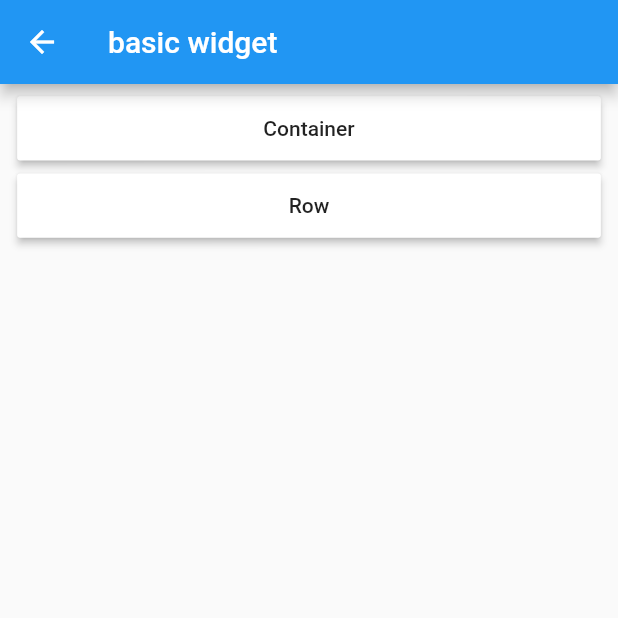
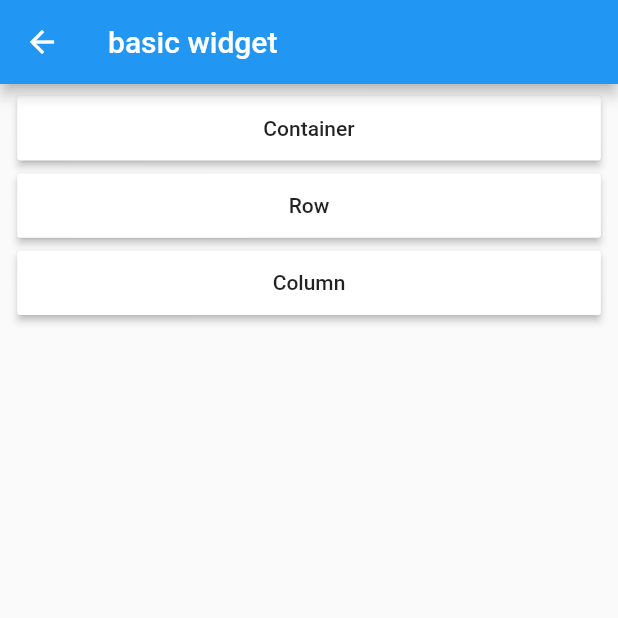
Before and after one commit to llmb/flutter_demo, a Flutter app: the BasicWidgetPage screen opened directly, on a phone screen of 412 x 824 dp, the top half of it. Run offline on Flutter 3.47's test engine with Material 2 defaults, Android fonts, the phone set to English and light mode, and no system bars.

Commit message:
加入Column控件详情界面

```diff
--- a/lib/common/constant/RouteConst.dart
+++ b/lib/common/constant/RouteConst.dart
@@ -9,3 +9,6 @@ const String route_container_page = "/route_container_page";
 
 ///路由到基础组件中Row详情
 const String route_row_page = "/route_row_page";
+
+///路由到基础组件中Column详情
+const String route_column_page = "/route_column_page";
--- a/lib/common/localization/strings.dart
+++ b/lib/common/localization/strings.dart
@@ -16,7 +16,8 @@ class Strings {
       'home page': 'Home',
       'basic widget': 'basic widget',
       'container': 'Container',
-      'row': 'Row'
+      'row': 'Row',
+      'column': 'Column',
     },
 
     //中文文本
@@ -25,7 +26,8 @@ class Strings {
       'home page': '首页',
       'basic widget': '基础组件',
       'container': 'Container',
-      'row': '行布局'
+      'row': '行布局',
+      'column': '列布局',
     }
   };
 
@@ -33,9 +35,12 @@ class Strings {
 
   String get homePage => _localizedValues[locale.languageCode]['home page'];
 
-  String get basicWidget => _localizedValues[locale.languageCode]['basic widget'];
+  String get basicWidget =>
+      _localizedValues[locale.languageCode]['basic widget'];
 
   String get container => _localizedValues[locale.languageCode]['container'];
 
   String get row => _localizedValues[locale.languageCode]['row'];
+
+  String get column => _localizedValues[locale.languageCode]['column'];
 }
--- a/lib/common/util/navigator_utils.dart
+++ b/lib/common/util/navigator_utils.dart
@@ -8,6 +8,7 @@ import '../constant/RouteConst.dart';
 import '../../page/base_widget_page.dart';
 import '../../page/basic_widget/container.dart';
 import '../../page/basic_widget/row_page.dart';
+import '../../page/basic_widget/column_page.dart';
 
 class NavigatorUtils {
   ///基础组件
@@ -30,4 +31,11 @@ class NavigatorUtils {
         builder: (_) => RowPage(),
         settings: RouteSettings(name: route_row_page)));
   }
+
+  ///Column详情页
+  static goColumnPage(BuildContext context) {
+    Navigator.of(context).push(MaterialPageRoute(
+        builder: (_) => new ColumnPage(),
+        settings: RouteSettings(name: route_column_page)));
+  }
 }
--- a/lib/page/base_widget_page.dart
+++ b/lib/page/base_widget_page.dart
@@ -39,6 +39,12 @@ class _BasicWidgetPageState extends State<BasicWidgetPage> {
               onClick: () {
                 NavigatorUtils.goRowPage(context);
               },
+            ),
+            ButtonItem(
+              title: Strings.of(context).column,
+              onClick: () {
+                NavigatorUtils.goColumnPage(context);
+              },
             )
           ],
         ),
```
Also changed, not shown: lib/page/basic_widget/column_page.dart (added, +57 -0 lines), lib/page/basic_widget/row_page.dart (+22 -11 lines).
